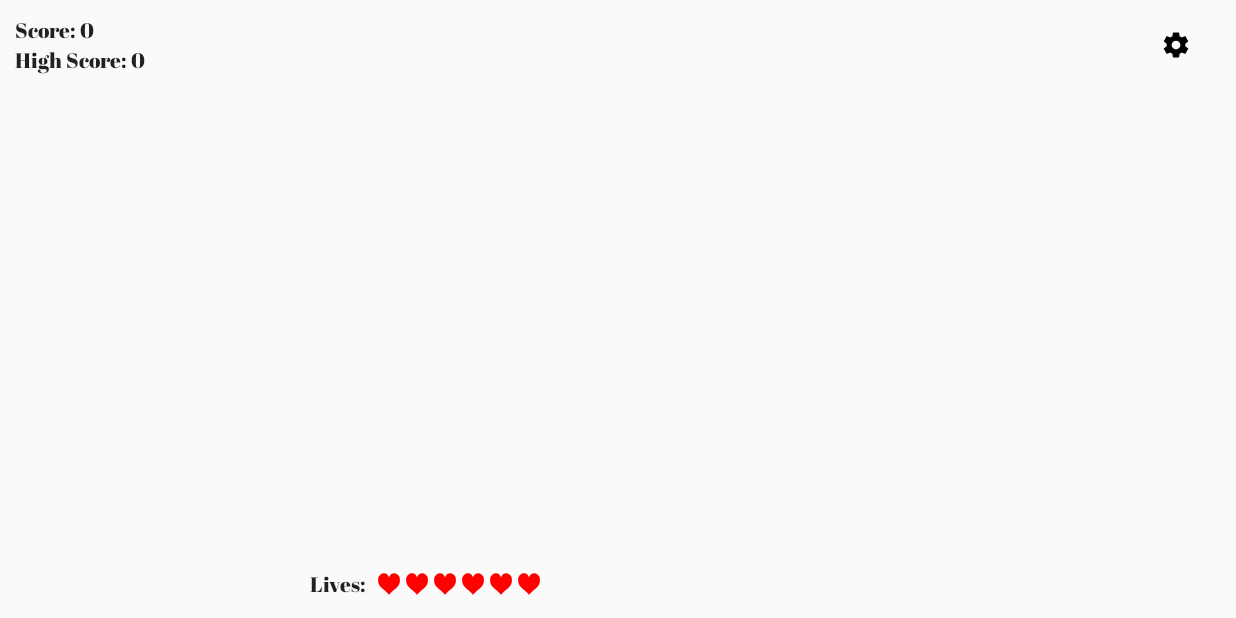
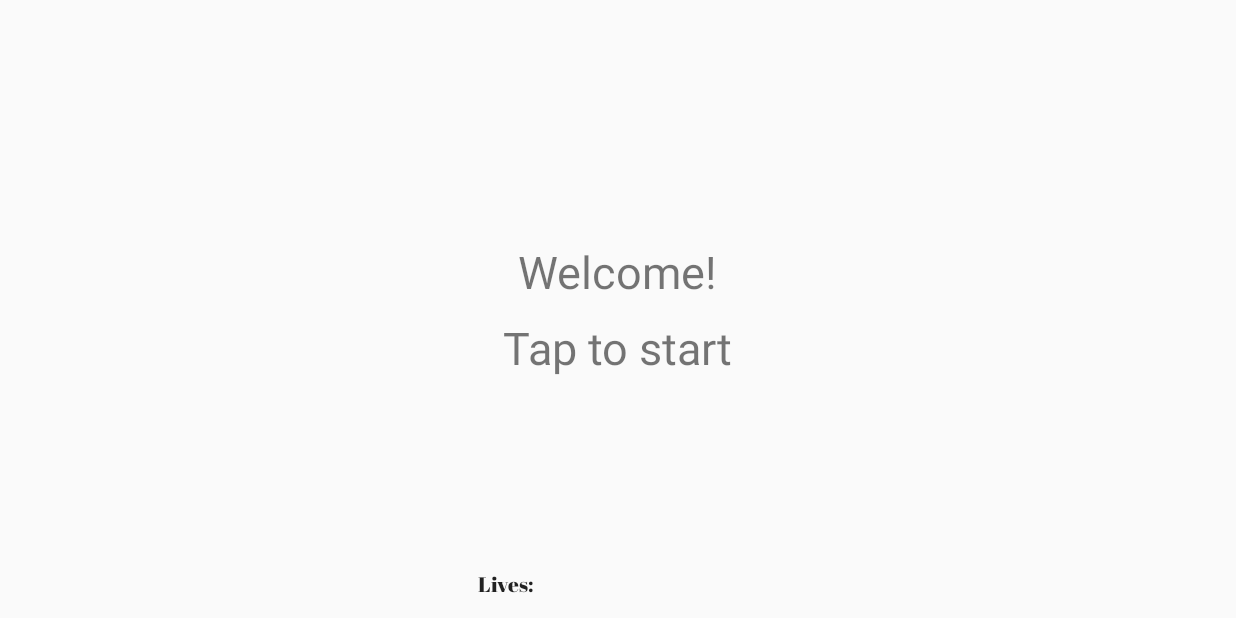
Before and after one commit to tahahojati/ReflexGame, an Android app: the screen it shows after launch (GameActivity), on a phone screen of 824 x 412 dp (held sideways). Run offline under Robolectric (Android 15) with nearby library versions, the phone set to English and light mode, and no system bars; our stand-ins replace androidx.preference.

Commit message:
Still fixing the replay function and end game functions

```diff
--- a/app/src/main/java/io/tpourjalali/reflexgame/Game.java
+++ b/app/src/main/java/io/tpourjalali/reflexgame/Game.java
@@ -2,6 +2,7 @@ package io.tpourjalali.reflexgame;
 
 import android.animation.Animator;
 import android.view.View;
+import android.view.ViewGroup;
 
 import java.util.Map;
 import java.util.Objects;
@@ -119,7 +120,7 @@ public class Game {
 
         void addView(View v, int x, int y);
 
-        View getViewPort();
+        ViewGroup getViewPort();
 
         void setLives(int lives);
 
@@ -142,6 +143,8 @@ public class Game {
         void startAnimation(Animator animator);
 
         void playSound(int sound_id);
+
+        void showGameOverScreen();
     }
 
     public interface Runner {
--- a/app/src/main/java/io/tpourjalali/reflexgame/GameActivity.java
+++ b/app/src/main/java/io/tpourjalali/reflexgame/GameActivity.java
@@ -6,6 +6,7 @@ import android.content.res.Resources;
 import android.graphics.Color;
 import android.graphics.drawable.Drawable;
 import android.graphics.drawable.GradientDrawable;
+import android.graphics.drawable.StateListDrawable;
 import android.media.AudioAttributes;
 import android.media.SoundPool;
 import android.os.Bundle;
@@ -19,6 +20,7 @@ import android.support.v7.preference.PreferenceFragmentCompat;
 import android.support.v7.widget.AppCompatImageButton;
 import android.util.Log;
 import android.view.View;
+import android.view.ViewGroup;
 import android.view.ViewTreeObserver;
 import android.widget.FrameLayout;
 import android.widget.ImageView;
@@ -37,10 +39,11 @@ public class GameActivity extends AppCompatActivity implements Game.GameView {
 
     private static final String HIGH_SCORE_PREFERECE = "high score";
     private AppCompatImageButton mSettingsImageButton;
-    private TextView mScoreTextView, mHighScoreTextView;
+    private TextView mScoreTextView, mHighScoreTextView, mStartAndGameOverTV;
+    private ConstraintLayout mGameOverLayout;
     private LinearLayout mLivesLayout;
     private Drawable mHeartDrawable;
-    private GradientDrawable mSpotDrawable;
+    private StateListDrawable mSpotDrawable;
     private FrameLayout mGameLayout;
     //private Handler mHandler = new Handler();
     //End of view element declerations
@@ -55,17 +58,19 @@ public class GameActivity extends AppCompatActivity implements Game.GameView {
         super.onCreate(savedInstanceState);
         setContentView(R.layout.activity_game);
 
+        mStartAndGameOverTV = findViewById(R.id.gameover_start_tv);
+        mGameOverLayout = findViewById(R.id.gameOverLayout);
         mSettingsImageButton = findViewById(R.id.settingsimageButton);
         mScoreTextView = findViewById(R.id.scoreTextView);
         mHighScoreTextView = findViewById(R.id.highScoreTextView);
         mLivesLayout = findViewById(R.id.livesLayout);
         mHeartDrawable = getDrawable(R.drawable.ic_heart);
-        mSpotDrawable = (GradientDrawable) getDrawable(R.drawable.spot);
+        mSpotDrawable = (StateListDrawable) getDrawable(R.drawable.spot);
         mGameLayout = findViewById(R.id.gameLayout);
 
         //Done with views
         mPreferences = PreferenceManager.getDefaultSharedPreferences(this);
-        mGame = new Game(this, 6);
+        mGame = new Game(this, 1);
         mGameRunner = new GameRunner(this, mGame);
         mGame.setRunner(mGameRunner);
 
@@ -99,7 +104,11 @@ public class GameActivity extends AppCompatActivity implements Game.GameView {
         mGameLayout.getViewTreeObserver().addOnGlobalLayoutListener(new ViewTreeObserver.OnGlobalLayoutListener() {
             @Override
             public void onGlobalLayout() {
-                mGame.start();
+                mGameOverLayout.setOnClickListener((x) -> {
+                    x.setVisibility(View.GONE);
+                    mGame.reset();
+                    mGame.start();
+                });
             }
         });
     }
@@ -114,7 +123,7 @@ public class GameActivity extends AppCompatActivity implements Game.GameView {
     public View createAssetView(Map<String, Object> asset_description) {
         ImageView v = new ImageView(this);
         String type = (String) asset_description.get(KEY_ASSET_TYPE);
-        Integer color = (Integer) asset_description.get(KEY_ASSET_COLOR);
+//        Integer color = (Integer) asset_description.get(KEY_ASSET_COLOR);
         Integer width = (Integer) asset_description.get(KEY_ASSET_WIDTH);
         Integer height = (Integer) asset_description.get(KEY_ASSET_HEIGHT);
         switch (type){
@@ -122,21 +131,16 @@ public class GameActivity extends AppCompatActivity implements Game.GameView {
                 v.setImageDrawable(mSpotDrawable);
                 break;
         }
-        if(color != null){
-            mSpotDrawable.setColor(color);
-        } else {
-            mSpotDrawable.setColor(Color.BLACK);
-        }
         if (width == null)
-            width = 20;
+            width = 100;
         if (height == null)
-            height = 20;
+            height = 100;
         v.setLayoutParams(new ConstraintLayout.LayoutParams(width, height));
         return v;
     }
 
     @Override
-    public View getViewPort() {
+    public ViewGroup getViewPort() {
         return mGameLayout;
     }
     @Override
@@ -155,7 +159,11 @@ public class GameActivity extends AppCompatActivity implements Game.GameView {
     @Override
     public void removeView(View v) {
 
-        runOnUiThread(() -> mGameLayout.removeView(v));
+        runOnUiThread(() -> {
+            mGameLayout.removeView(v);
+            v.clearAnimation();
+//            ((GameAsset)v.getTag()).getAnimator().cancel();
+        });
     }
 
     @Override
@@ -211,8 +219,21 @@ public class GameActivity extends AppCompatActivity implements Game.GameView {
     }
 
     @Override
+    public void showGameOverScreen() {
+        mStartAndGameOverTV.setText(getString(R.string.gameOverText));
+        mGameOverLayout.setVisibility(View.VISIBLE);
+    }
+
+    @Override
     public void clearViewPort() {
-        //TODO:implement method
+        int c  =mGameLayout.getChildCount();
+        for(int i = 0; i< c; ++i){
+            View v = mGameLayout.getChildAt(i);
+            if(v!= null){
+                v.clearAnimation();
+            }
+        }
+        mGameLayout.removeAllViews();
     }
 
     @Override
--- a/app/src/main/java/io/tpourjalali/reflexgame/SingleTaskThread.java
+++ b/app/src/main/java/io/tpourjalali/reflexgame/SingleTaskThread.java
@@ -6,6 +6,7 @@ import android.util.Log;
 import java.util.Objects;
 import java.util.concurrent.BlockingDeque;
 import java.util.concurrent.LinkedBlockingDeque;
+import java.util.concurrent.atomic.AtomicBoolean;
 
 /**
  * Created by ProfessorTaha on 3/7/2018.
@@ -14,6 +15,7 @@ import java.util.concurrent.LinkedBlockingDeque;
 public class SingleTaskThread extends Thread {
     private static final String TAG = "SingleTaskThread";
     private BlockingDeque<Runnable> taskQ;
+    public AtomicBoolean mRunning = new AtomicBoolean(false);
     private InterruptReason mInterruptReason = null;
     private Runnable currentTask;
 
@@ -23,12 +25,14 @@ public class SingleTaskThread extends Thread {
 
     @Override
     public void run() {
+        mRunning.set(true);
         Runnable task;
-//        while(true) //TODO: uncomment this
+        while(true) //TODO: uncomment this
         {
-            if (isInterrupted()) {
+            if (!mRunning.get() || isInterrupted()) {
                 if (Objects.isNull(mInterruptReason) || mInterruptReason == InterruptReason.INTERRUPT_RUNNABLE) {
                     interrupted();//clear the interrupt and keep the thread running;
+                    mRunning.set(true);
                 } else {
                     //interrupt is because we want to shutdown the thread.
                     return;
@@ -39,6 +43,7 @@ public class SingleTaskThread extends Thread {
                 task.run();
             } catch (InterruptedException e) {
                 Log.d(TAG, "interrupted while waiting for more tasks", e);
+                interrupt();
                 return;
             }
         }
@@ -50,11 +55,13 @@ public class SingleTaskThread extends Thread {
 
     public void shutdown() {
         mInterruptReason = InterruptReason.SHUTDOWN;
+        mRunning.set(false);
         interrupt();
     }
 
     public void stopTask() {
         mInterruptReason = InterruptReason.INTERRUPT_RUNNABLE;
+        mRunning.set(false);
         interrupt();
     }
 
--- a/app/src/main/res/drawable/spot.xml
+++ b/app/src/main/res/drawable/spot.xml
@@ -1,3 +1,15 @@
-<shape xmlns:android="http://schemas.android.com/apk/res/android"
-    android:shape="oval">
-</shape>
+<selector xmlns:android="http://schemas.android.com/apk/res/android">
+    <item android:state_pressed="false">
+        <shape xmlns:android="http://schemas.android.com/apk/res/android"
+            android:shape="oval">
+            <solid android:color="@android:color/holo_blue_dark"/>
+        </shape>
+    </item>
+    <item android:state_pressed="true">
+        <shape xmlns:android="http://schemas.android.com/apk/res/android"
+            android:shape="oval">
+            <solid android:color="@android:color/holo_orange_light"/>
+            <stroke android:width="3dp" android:color="@android:color/holo_red_dark"/>
+        </shape>
+    </item>
+</selector>
--- a/app/src/main/res/layout/activity_game.xml
+++ b/app/src/main/res/layout/activity_game.xml
@@ -59,6 +59,7 @@
 
     <android.support.v7.widget.AppCompatImageButton
         android:id="@+id/settingsimageButton"
+        android:visibility="gone"
         android:layout_width="20dp"
         android:layout_height="20dp"
         android:layout_marginEnd="20dp"
@@ -68,5 +69,36 @@
         app:layout_constraintTop_toTopOf="parent" />
 
 
+    <android.support.constraint.ConstraintLayout
+        android:layout_width="wrap_content"
+        android:layout_height="wrap_content"
+        app:layout_constraintTop_toTopOf="parent"
+        app:layout_constraintBottom_toBottomOf="parent"
+        app:layout_constraintLeft_toLeftOf="parent"
+        app:layout_constraintRight_toRightOf="parent"
+        android:id="@+id/gameOverLayout"
+        >
+        <TextView
+            android:layout_width="wrap_content"
+            android:layout_height="wrap_content"
+            app:layout_constraintTop_toTopOf="parent"
+            app:layout_constraintBottom_toBottomOf="parent"
+            app:layout_constraintLeft_toLeftOf="parent"
+            app:layout_constraintRight_toRightOf="parent"
+            android:layout_marginBottom="50dp"
+            android:id="@+id/gameover_start_tv"
+            android:textSize="30sp"
+            android:text="@string/helloText"/>
+        <TextView
+            android:textSize="30sp"
+            android:layout_width="wrap_content"
+            android:layout_height="wrap_content"
+            android:layout_marginTop="10dp"
+            app:layout_constraintTop_toBottomOf="@id/gameover_start_tv"
+            app:layout_constraintLeft_toLeftOf="parent"
+            app:layout_constraintRight_toRightOf="parent"
+            android:text="@string/start_text"/>
+
+    </android.support.constraint.ConstraintLayout>
 
 </android.support.constraint.ConstraintLayout>
--- a/app/src/main/res/values/strings.xml
+++ b/app/src/main/res/values/strings.xml
@@ -5,4 +5,7 @@
     <string name="highScore">High Score: %d </string>
     <string name="lives">Lives:</string>
     <string name="num_lives_preference_title">Number of Lives</string>
+    <string name="gameOverText">Game Over!</string>
+    <string name="start_text">Tap to start</string>
+    <string name="helloText">Welcome!</string>
 </resources>
```
Also changed, not shown: app/src/main/java/io/tpourjalali/reflexgame/GameAsset.java (+7 -0 lines), app/src/main/java/io/tpourjalali/reflexgame/GameRunner.java (+43 -14 lines).
